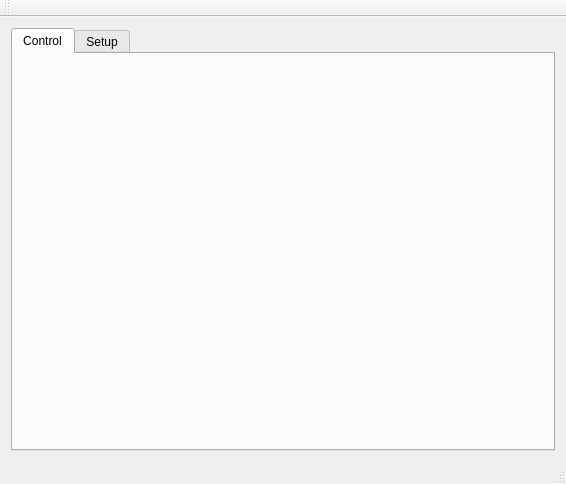
lucasrangit/pluralsight-introduction-qt, file View/mainview.ui: the form before one commit.
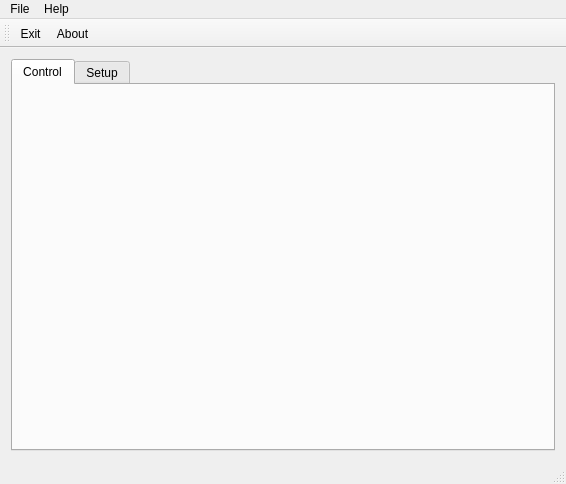
The form after the commit. Icons and pictures are not drawn.

Commit message: lesson 69: adding Exit and About toolbar and menu items to the UI.

```diff
--- a/View/mainview.ui
+++ b/View/mainview.ui
@@ -65,16 +65,53 @@
      <height>25</height>
     </rect>
    </property>
+   <widget class="QMenu" name="menuFile">
+    <property name="title">
+     <string>File</string>
+    </property>
+    <addaction name="action_Exit"/>
+   </widget>
+   <widget class="QMenu" name="menuHelp">
+    <property name="title">
+     <string>Help</string>
+    </property>
+    <addaction name="action_About"/>
+   </widget>
+   <addaction name="menuFile"/>
+   <addaction name="menuHelp"/>
   </widget>
   <widget class="QToolBar" name="mainToolBar">
+   <property name="toolButtonStyle">
+    <enum>Qt::ToolButtonTextUnderIcon</enum>
+   </property>
    <attribute name="toolBarArea">
     <enum>TopToolBarArea</enum>
    </attribute>
    <attribute name="toolBarBreak">
     <bool>false</bool>
    </attribute>
+   <addaction name="action_Exit"/>
+   <addaction name="action_About"/>
   </widget>
   <widget class="QStatusBar" name="statusBar"/>
+  <action name="action_Exit">
+   <property name="icon">
+    <iconset resource="../VfpResources.qrc">
+     <normaloff>:/root/Images/Exit.png</normaloff>:/root/Images/Exit.png</iconset>
+   </property>
+   <property name="text">
+    <string>&amp;Exit</string>
+   </property>
+  </action>
+  <action name="action_About">
+   <property name="icon">
+    <iconset resource="../VfpResources.qrc">
+     <normaloff>:/root/Images/About.png</normaloff>:/root/Images/About.png</iconset>
+   </property>
+   <property name="text">
+    <string>&amp;About</string>
+   </property>
+  </action>
  </widget>
  <layoutdefault spacing="6" margin="11"/>
  <resources>
```
The commit also changes 4 other files.
